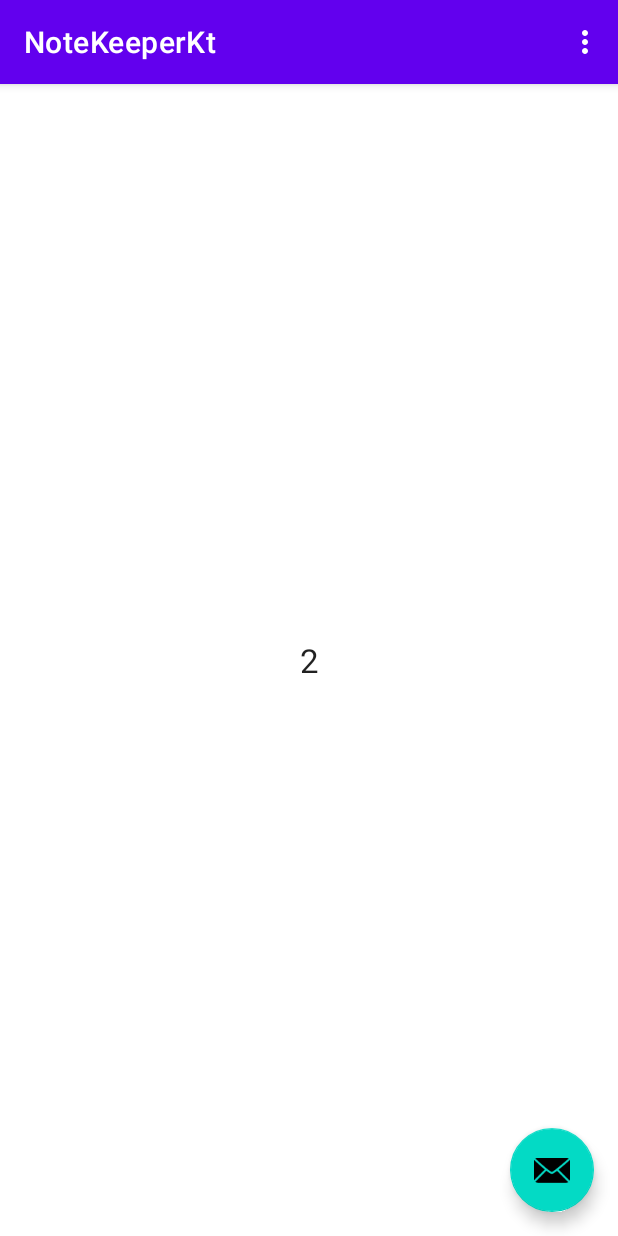
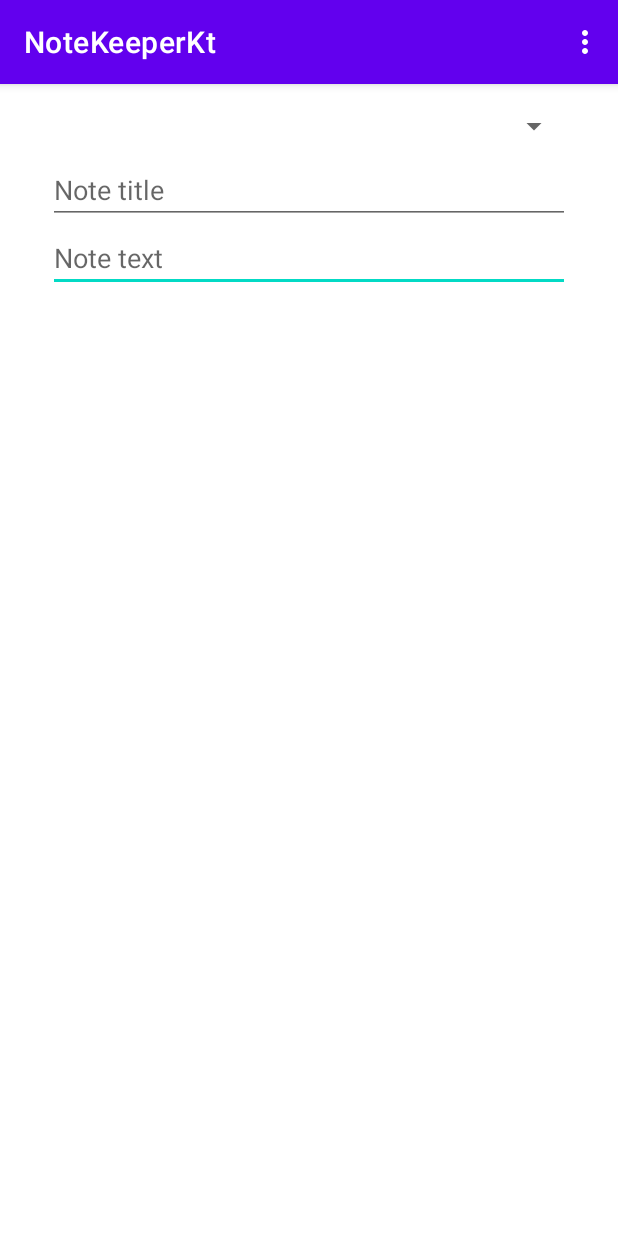
Before and after one commit to tokoiwesley/notekeeper-kotlin, an Android app: the screen it shows after launch (MainActivity), in the options menu, after a tap on "Settings", on a phone screen of 412 x 824 dp. Run offline under Robolectric (Android 15) with nearby library versions, the phone set to English and light mode, and no system bars.

Commit message:
Work with a constraint layout

```diff
--- a/app/src/main/java/dev/tokoi/notekeeperkt/MainActivity.kt
+++ b/app/src/main/java/dev/tokoi/notekeeperkt/MainActivity.kt
@@ -15,16 +15,6 @@ class MainActivity : AppCompatActivity() {
         super.onCreate(savedInstanceState)
         setContentView(R.layout.activity_main)
         setSupportActionBar(toolbar)
-
-        fab.setOnClickListener { view ->
-            val originalValue = textDisplayedValue.text.toString().toInt()
-            val newValue = originalValue * 2
-            textDisplayedValue.text = newValue.toString()
-            Snackbar.make(
-                view, "Value $originalValue chaned to $newValue",
-                Snackbar.LENGTH_LONG
-            ).show()
-        }
     }
 
     override fun onCreateOptionsMenu(menu: Menu): Boolean {
--- a/app/src/main/res/layout/activity_main.xml
+++ b/app/src/main/res/layout/activity_main.xml
@@ -22,13 +22,4 @@
 
     <include layout="@layout/content_main" />
 
-    <com.google.android.material.floatingactionbutton.FloatingActionButton
-        android:id="@+id/fab"
-        android:layout_width="wrap_content"
-        android:layout_height="wrap_content"
-        android:layout_gravity="bottom|end"
-        android:layout_marginEnd="@dimen/fab_margin"
-        android:layout_marginBottom="16dp"
-        app:srcCompat="@android:drawable/ic_dialog_email" />
-
 </androidx.coordinatorlayout.widget.CoordinatorLayout>
--- a/app/src/main/res/layout/content_main.xml
+++ b/app/src/main/res/layout/content_main.xml
@@ -1,18 +1,46 @@
 <?xml version="1.0" encoding="utf-8"?>
 <androidx.constraintlayout.widget.ConstraintLayout xmlns:android="http://schemas.android.com/apk/res/android"
     xmlns:app="http://schemas.android.com/apk/res-auto"
+    xmlns:tools="http://schemas.android.com/tools"
     android:layout_width="match_parent"
     android:layout_height="match_parent"
     app:layout_behavior="@string/appbar_scrolling_view_behavior">
 
-    <TextView
-        android:id="@+id/textDisplayedValue"
-        android:layout_width="wrap_content"
+    <EditText
+        android:id="@+id/editTextTextMultiLine2"
+        android:layout_width="0dp"
         android:layout_height="wrap_content"
-        android:text="1"
-        android:textAppearance="@style/TextAppearance.AppCompat.Large"
-        app:layout_constraintBottom_toBottomOf="parent"
+        android:ems="10"
+        android:gravity="start|top"
+        android:hint="Note text"
+        android:inputType="textMultiLine"
+        app:layout_constraintEnd_toEndOf="@+id/spinnerCourses"
+        app:layout_constraintHorizontal_bias="0.0"
+        app:layout_constraintStart_toStartOf="@+id/spinnerCourses"
+        app:layout_constraintTop_toBottomOf="@+id/textNoteTitle" />
+
+    <Spinner
+        android:id="@+id/spinnerCourses"
+        android:layout_width="0dp"
+        android:layout_height="wrap_content"
+        android:layout_marginStart="32dp"
+        android:layout_marginTop="16dp"
+        android:layout_marginEnd="32dp"
         app:layout_constraintEnd_toEndOf="parent"
         app:layout_constraintStart_toStartOf="parent"
         app:layout_constraintTop_toTopOf="parent" />
+
+    <EditText
+        android:id="@+id/textNoteTitle"
+        android:layout_width="0dp"
+        android:layout_height="wrap_content"
+        android:layout_marginTop="8dp"
+        android:ems="10"
+        android:gravity="start|top"
+        android:hint="Note title"
+        android:inputType="textMultiLine"
+        app:layout_constraintEnd_toEndOf="@+id/spinnerCourses"
+        app:layout_constraintStart_toStartOf="@+id/spinnerCourses"
+        app:layout_constraintTop_toBottomOf="@+id/spinnerCourses" />
+
 </androidx.constraintlayout.widget.ConstraintLayout>
```
